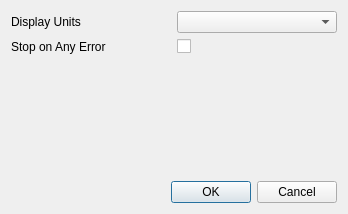
Qt form Graffik/gui/core/Options/globaloptionsdialog.ui (DynamicPerception/Graffik_Legacy) before a commit.
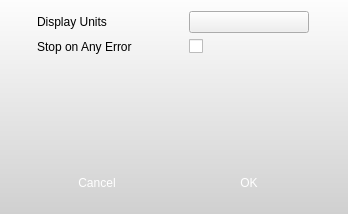
The same form after that commit. Icons and pictures are not drawn.

Patch:
```diff
--- a/Graffik/gui/core/Options/globaloptionsdialog.ui
+++ b/Graffik/gui/core/Options/globaloptionsdialog.ui
@@ -13,6 +13,34 @@
   <property name="windowTitle">
    <string>Settings</string>
   </property>
+  <property name="styleSheet">
+   <string notr="true">QPushButton {
+border: 0px transparent;
+max-width:120px;
+max-height: 40px;
+min-width:120px;
+min-height: 40px;
+color: rgb(255,255,255);
+font: 12px &quot;Lucida Sans&quot;;
+}
+
+#okButton {
+border-image: url(:/core/small-blue-but-normal.png);
+}
+
+#cancelButton {
+border-image: url(:/core/small-gray-but-normal.png);
+}
+
+QComboBox:drop-down {
+border-image: url(:/core/drop-down-sm-blue.png);
+border: 0px transparent;
+}
+
+#GlobalOptionsDialog {
+background-color: qlineargradient(spread:pad, x1:0, y1:0, x2:0, y2:1, stop:0 rgba(253, 253, 253, 255), stop:1 rgba(208, 208, 208, 255));
+}</string>
+  </property>
   <layout class="QGridLayout" name="gridLayout">
    <item row="0" column="0">
     <widget class="QLabel" name="displayLabel">
@@ -51,13 +79,17 @@
      </property>
     </spacer>
    </item>
-   <item row="3" column="0" colspan="2">
-    <widget class="QDialogButtonBox" name="buttonBox">
-     <property name="orientation">
-      <enum>Qt::Horizontal</enum>
+   <item row="3" column="0">
+    <widget class="QPushButton" name="cancelButton">
+     <property name="text">
+      <string>Cancel</string>
      </property>
-     <property name="standardButtons">
-      <set>QDialogButtonBox::Cancel|QDialogButtonBox::Ok</set>
+    </widget>
+   </item>
+   <item row="3" column="1">
+    <widget class="QPushButton" name="okButton">
+     <property name="text">
+      <string>OK</string>
      </property>
     </widget>
    </item>
```
Left out of the diff: 35 changed lines with no effect on the pictures.
